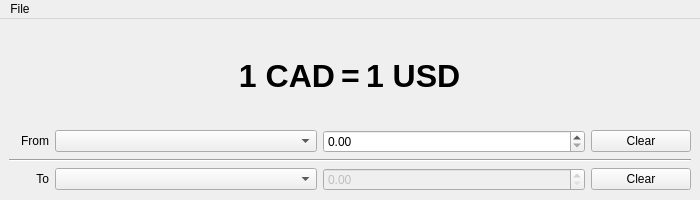
Before: the Qt Designer form currency-converter/mainwindow.ui in xavier-berthiaume/currency-converter, drawn with Qt 5.
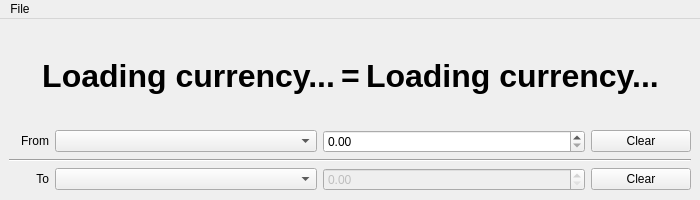
After: the same form once the commit is applied.

```diff
--- a/currency-converter/mainwindow.ui
+++ b/currency-converter/mainwindow.ui
@@ -47,7 +47,7 @@
          </font>
         </property>
         <property name="text">
-         <string notr="true">1 CAD</string>
+         <string>Loading currency...</string>
         </property>
         <property name="alignment">
          <set>Qt::AlignRight|Qt::AlignTrailing|Qt::AlignVCenter</set>
@@ -85,7 +85,7 @@
          </font>
         </property>
         <property name="text">
-         <string notr="true">1 USD</string>
+         <string>Loading currency...</string>
         </property>
        </widget>
       </item>
```
